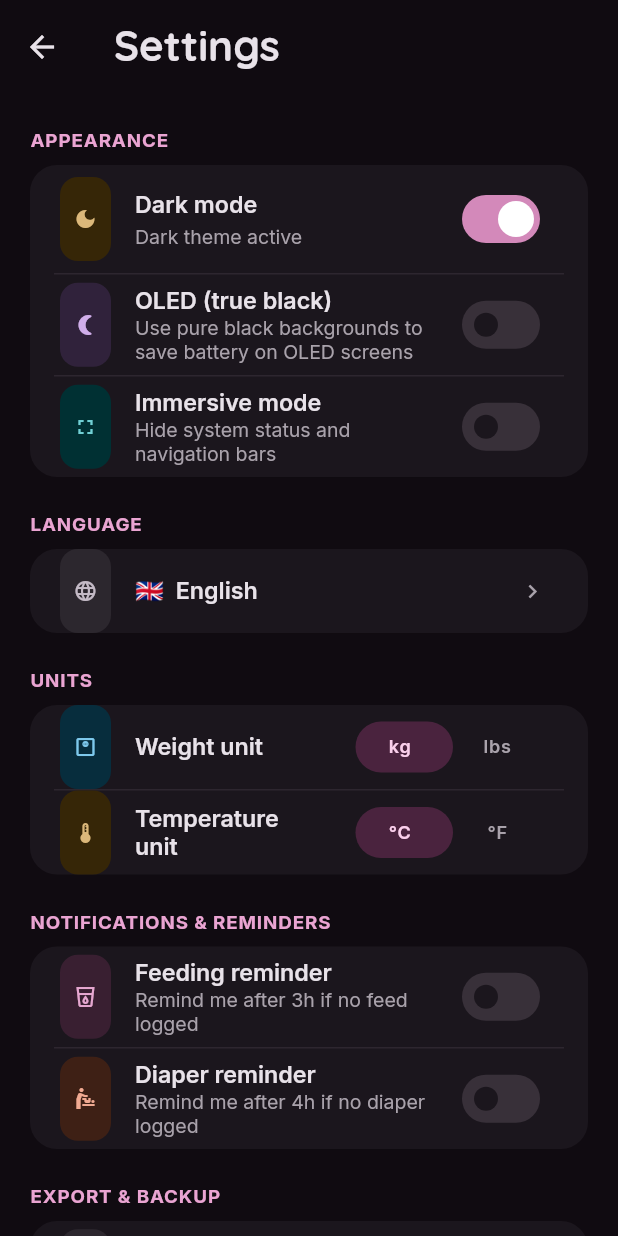
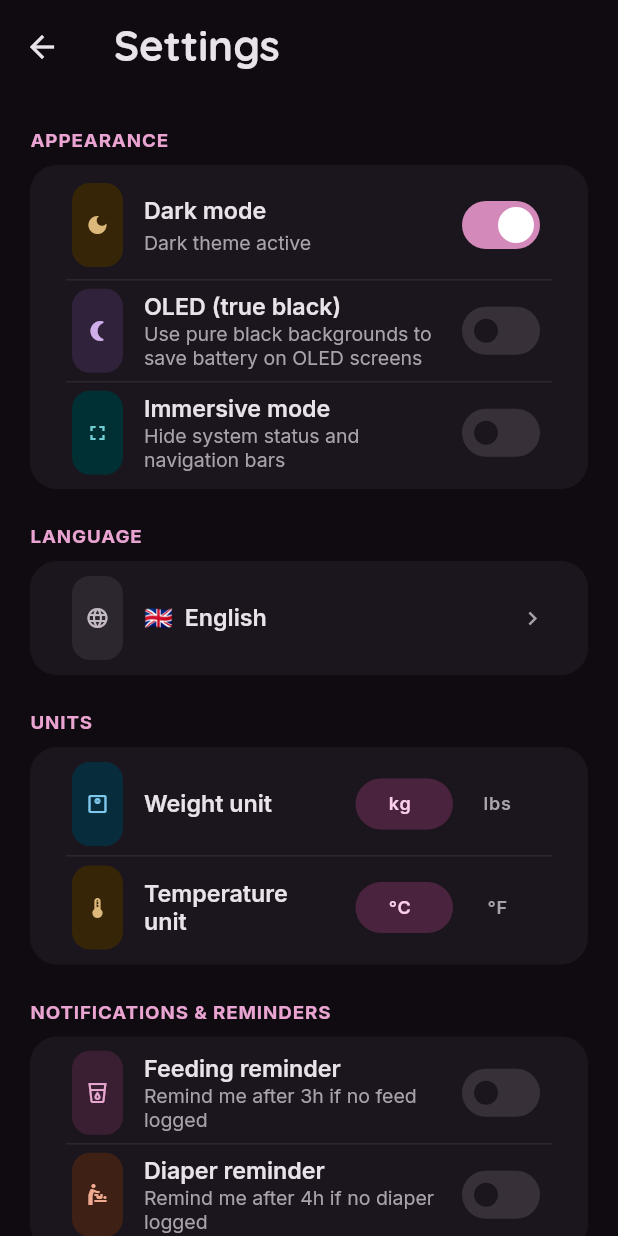
Before and after one commit to UziKhan847/simple_baby_tracker, a Flutter app: the SettingsPage screen opened directly, after a tap on "Dark mode", on a phone screen of 412 x 824 dp. Run offline on Flutter 3.47's test engine with Material 3 defaults, Android fonts, the phone set to English and light mode, and no system bars; our stand-ins replace flutter_local_notifications, pdf, printing, share_plus, shared_preferences, timezone; accounts and stored records are empty.

Commit message:
fixed the units and language icon overflow

```diff
--- a/lib/pages/settings.dart
+++ b/lib/pages/settings.dart
@@ -13,6 +13,17 @@ import 'package:simple_baby_tracker/widgets/category_icon_badge.dart';
 import 'package:simple_baby_tracker/widgets/pill_segmented_control.dart';
 import 'package:simple_baby_tracker/widgets/section_header.dart';
 import 'package:simple_baby_tracker/widgets/settings_group.dart';
+
+/// Extra vertical padding for rows with no subtitle (Language, Weight/
+/// Temperature unit). Material sizes a subtitle-less [ListTile] to 56dp vs.
+/// 72dp for a two-line one, so without this the 34px icon badge fills a
+/// visibly bigger share of the shorter tile than it does in the switch
+/// rows above, and reads as cramped even though the horizontal inset is
+/// identical. This is a small top-up over the theme's own contentPadding,
+/// not a replacement for it — keep it modest, since ListTile's minimum-
+/// inset behavior means padding here layers on top of the tile's existing
+/// sizing rather than overriding it.
+const _singleLinePadding = EdgeInsets.symmetric(horizontal: 16, vertical: 6);
 
 class SettingsPage extends StatefulWidget {
   const SettingsPage({super.key});
@@ -114,6 +125,7 @@ class _SettingsPageState extends State<SettingsPage> {
           AppSettingsGroup(
             children: [
               ListTile(
+                contentPadding: isRtl(currentCode) ? null : _singleLinePadding,
                 leading: _RowBadge(
                   icon: Icons.language,
                   color: colors.neutralStrong,
@@ -136,6 +148,7 @@ class _SettingsPageState extends State<SettingsPage> {
           AppSettingsGroup(
             children: [
               ListTile(
+                contentPadding: _singleLinePadding,
                 leading: _RowBadge(
                   icon: Icons.monitor_weight_outlined,
                   color: colors.weightStrong,
@@ -156,6 +169,7 @@ class _SettingsPageState extends State<SettingsPage> {
                 ),
               ),
               ListTile(
+                contentPadding: _singleLinePadding,
                 leading: _RowBadge(
                   icon: Icons.thermostat_outlined,
                   color: colors.temperatureStrong,
--- a/lib/theme/app_theme.dart
+++ b/lib/theme/app_theme.dart
@@ -15,11 +15,8 @@ class AppTheme {
   static const _seed = Color(0xFFB4477F);
 
   static ThemeData light() => _build(
-    scheme:
-        ColorScheme.fromSeed(
-          seedColor: _seed,
-          brightness: Brightness.light,
-        ).copyWith(
+    scheme: ColorScheme.fromSeed(seedColor: _seed, brightness: Brightness.light)
+        .copyWith(
           surface: const Color(0xFFFBF1FE),
           surfaceContainerHighest: const Color(0xFFFFFAFF),
           surfaceContainerHigh: const Color(0xFFFFFAFF),
@@ -41,11 +38,8 @@ class AppTheme {
   );
 
   static ThemeData dark() => _build(
-    scheme:
-        ColorScheme.fromSeed(
-          seedColor: _seed,
-          brightness: Brightness.dark,
-        ).copyWith(
+    scheme: ColorScheme.fromSeed(seedColor: _seed, brightness: Brightness.dark)
+        .copyWith(
           surface: const Color(0xFF100B11),
           surfaceContainerHighest: const Color(0xFF1B161D),
           surfaceContainerHigh: const Color(0xFF1B161D),
@@ -70,11 +64,8 @@ class AppTheme {
   /// faint lift so they're still distinguishable from the page, without
   /// breaking the OLED "per-pixel off" promise for the bulk of the screen.
   static ThemeData oled() => _build(
-    scheme:
-        ColorScheme.fromSeed(
-          seedColor: _seed,
-          brightness: Brightness.dark,
-        ).copyWith(
+    scheme: ColorScheme.fromSeed(seedColor: _seed, brightness: Brightness.dark)
+        .copyWith(
           surface: const Color(0xFF000000),
           surfaceContainerHighest: const Color(0xFF0F0C10),
           surfaceContainerHigh: const Color(0xFF0F0C10),
@@ -220,9 +211,7 @@ class AppTheme {
         ),
         showCheckmark: false,
         side: BorderSide(color: scheme.outlineVariant),
-        shape: RoundedRectangleBorder(
-          borderRadius: BorderRadius.circular(14),
-        ),
+        shape: RoundedRectangleBorder(borderRadius: BorderRadius.circular(14)),
       ),
       inputDecorationTheme: InputDecorationTheme(
         filled: true,
@@ -261,6 +250,17 @@ class AppTheme {
         shape: RoundedRectangleBorder(borderRadius: BorderRadius.circular(24)),
       ),
       listTileTheme: ListTileThemeData(
+        // Horizontal only — explicit rather than relying on Material's
+        // implicit start:16/end:24 default, so the inset from the settings
+        // card edge to the row's icon badge is one obvious number. Vertical
+        // padding is left to Material's own single-line/two-line sizing:
+        // an explicit vertical value here would *add* to that intrinsic
+        // height rather than replace it, over-inflating every row (see
+        // settings.dart's per-row override on the three subtitle-less
+        // rows for the actual single-vs-two-line fix).
+        contentPadding: const EdgeInsets.symmetric(horizontal: 16),
+        minLeadingWidth: 34,
+        horizontalTitleGap: 14,
         titleTextStyle: textTheme.bodyLarge?.copyWith(
           fontSize: 15.5,
           fontWeight: FontWeight.w600,
--- a/lib/widgets/settings_group.dart
+++ b/lib/widgets/settings_group.dart
@@ -11,7 +11,7 @@ class AppSettingsGroup extends StatelessWidget {
     super.key,
     required this.children,
     this.margin = const EdgeInsets.symmetric(horizontal: 20),
-    this.padding = const EdgeInsets.symmetric(horizontal: 4),
+    this.padding = const EdgeInsets.symmetric(horizontal: 12, vertical: 4),
   });
 
   final List<Widget> children;
--- a/pubspec.yaml
+++ b/pubspec.yaml
@@ -3,7 +3,7 @@ description: "A new Flutter project."
 
 publish_to: 'none'
 
-version: 3.0.0+3
+version: 3.0.1+4
 
 environment:
   sdk: ^3.10.4
```
Also changed, not shown: 1 other file.
